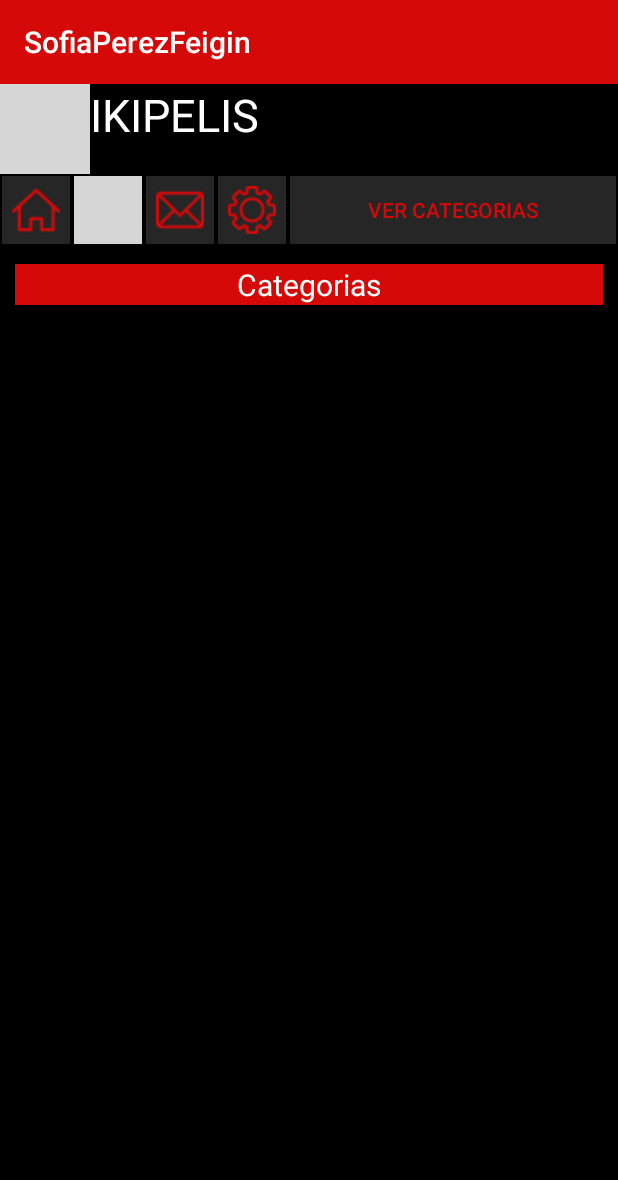
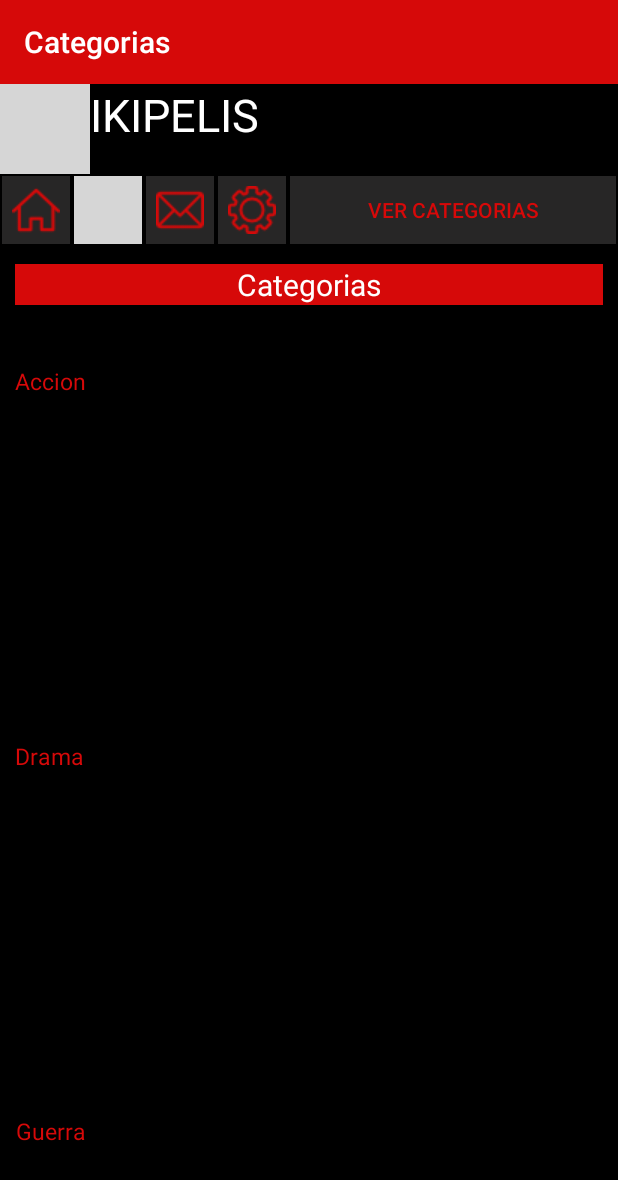
Before and after one commit to sofiapfeigin/IUAPelisApp, an Android app: the CategoriasActivity screen opened directly, with no data from a screen before it, on a phone screen of 412 x 824 dp. Shown: the top 1180 px of the screen. Run offline under Robolectric (Android 15) with nearby library versions, the phone set to English and light mode, and no system bars; pictures from the network do not load; grey boxes are pictures that could not be loaded.

Commit message:
App terminada

```diff
--- a/app/build.gradle
+++ b/app/build.gradle
@@ -28,6 +28,7 @@ dependencies {
     implementation 'androidx.constraintlayout:constraintlayout:2.0.0'
     implementation 'com.google.android.material:material:1.2.0'
     implementation 'androidx.coordinatorlayout:coordinatorlayout:1.1.0'
+    implementation 'androidx.legacy:legacy-support-v4:1.0.0'
     testImplementation 'junit:junit:4.12'
     androidTestImplementation 'androidx.test.ext:junit:1.1.1'
     androidTestImplementation 'androidx.test.espresso:espresso-core:3.2.0'
--- a/app/src/main/AndroidManifest.xml
+++ b/app/src/main/AndroidManifest.xml
@@ -13,9 +13,12 @@
         android:supportsRtl="true"
         android:theme="@style/AppTheme">
         <activity android:name=".SplashActivity"></activity>
-        <activity android:name=".CategoriasActivity" />
-        <activity android:name=".FavoritosActivity" />
-        <activity android:name=".EditarUsuarioActivity" />
+        <activity android:name=".CategoriasActivity"
+            android:label="Categorias" />
+        <activity android:name=".FavoritosActivity"
+            android:label="Favoritos" />
+        <activity android:name=".EditarUsuarioActivity"
+            android:label="Configuracion" />
         <activity android:name=".MainActivity">
             <intent-filter>
                 <action android:name="android.intent.action.MAIN" />
--- /dev/null
+++ b/app/src/main/java/com/iua/sofiaperezfeigin/Categoria.java
@@ -0,0 +1,33 @@
+package com.iua.sofiaperezfeigin;
+
+import java.util.ArrayList;
+import java.util.List;
+
+public class Categoria {
+
+    private String nombreCateg;
+    private List<Pelicula> peliculas;
+
+    public Categoria(String nombreCateg, List<Pelicula> peliculas) {
+        this.nombreCateg = nombreCateg;
+        this.peliculas = peliculas;
+    }
+
+    public String getNombreCateg() {
+        return nombreCateg;
+    }
+
+    public void setNombreCateg(String nombreCateg) {
+        this.nombreCateg = nombreCateg;
+    }
+
+    public List<Pelicula> getPeliculas() {
+        return peliculas;
+    }
+
+    public void setPeliculas(List<Pelicula> peliculas) {
+        this.peliculas = peliculas;
+    }
+
+
+}
--- a/app/src/main/java/com/iua/sofiaperezfeigin/CategoriasActivity.java
+++ b/app/src/main/java/com/iua/sofiaperezfeigin/CategoriasActivity.java
@@ -1,10 +1,15 @@
 package com.iua.sofiaperezfeigin;
 
 import androidx.appcompat.app.AppCompatActivity;
+import androidx.recyclerview.widget.GridLayoutManager;
+import androidx.recyclerview.widget.LinearLayoutManager;
+import androidx.recyclerview.widget.RecyclerView;
 
 import android.content.Intent;
 import android.os.Bundle;
 import android.view.View;
+
+import java.util.ArrayList;
 
 public class CategoriasActivity extends AppCompatActivity {
 
@@ -12,6 +17,14 @@ public class CategoriasActivity extends AppCompatActivity {
     protected void onCreate(Bundle savedInstanceState) {
         super.onCreate(savedInstanceState);
         setContentView(R.layout.activity_categorias);
+
+        ArrayList<Categoria> categoria = new ArrayList<>();
+        categoria=initCategoria();
+        RecyclerView recyclerView= findViewById(R.id.recyclerView);
+
+        recyclerView.setLayoutManager(new LinearLayoutManager(this));
+        recyclerView.setAdapter(new ListAdapterCategoria(categoria, this.getApplicationContext()));
+
     }
 
     public void menuPrincipal(View view){
@@ -31,4 +44,30 @@ public class CategoriasActivity extends AppCompatActivity {
         Intent intent = new Intent(CategoriasActivity.this,  EditarUsuarioActivity.class);
         startActivity(intent);
     }
+
+
+
+    private ArrayList<Categoria> initCategoria() {
+        ArrayList<Categoria> categorias = new ArrayList<>();
+        ArrayList<Pelicula> peliculasAccion = new ArrayList<>();
+        ArrayList<Pelicula> peliculasDrama = new ArrayList<>();
+        ArrayList<Pelicula> peliculasGuerra = new ArrayList<>();
+
+        peliculasAccion.add(new Pelicula("Los Vengadores", "https://http2.mlstatic.com/posters-cine-avengers-endgame-marvel-peliculas-45x30-cm-D_NQ_NP_634696-MLA30089346405_042019-F.jpg"));
+        peliculasDrama.add(new Pelicula("Cisne Negro", "https://hips.hearstapps.com/es.h-cdn.co/fotoes/images/media/imagenes/reportajes/los-20-posters-de-peliculas-mas-creativos/cisne-negro/7055592-1-esl-ES/CISNE-NEGRO.jpg?resize=480:*"));
+        peliculasAccion.add(new Pelicula("Alien", "https://i.pinimg.com/originals/fd/82/c1/fd82c1116eb734b625552241e00e2a20.png"));
+        peliculasAccion.add(new Pelicula("Robin Hood", "https://i.blogs.es/873d60/espinof-peores-posters-de-cine-2018-robin-hood/450_1000.jpg"));
+        peliculasGuerra.add(new Pelicula("Capitana Marvel", "https://i.pinimg.com/236x/0f/7f/68/0f7f68e4f067a45fa438290726c75c15.jpg"));
+        peliculasGuerra.add(new Pelicula("1917", "https://www.mundopeliculas.tv/wp-content/uploads/2020/01/Poster-1917.jpg"));
+        peliculasGuerra.add(new Pelicula("El Guason", "https://cdn.shopify.com/s/files/1/0265/2769/4934/products/joker-2019-poster-4_195x195@2x.jpg?v=1570682268"));
+
+        categorias.add(new Categoria("Accion", peliculasAccion));
+        categorias.add(new Categoria("Drama", peliculasDrama));
+        categorias.add(new Categoria("Guerra", peliculasGuerra));
+        categorias.add(new Categoria("Comedia", peliculasAccion));
+        categorias.add(new Categoria("Documentales", peliculasDrama));
+        categorias.add(new Categoria("Series", peliculasGuerra));
+
+        return categorias;
+    }
 }
--- /dev/null
+++ b/app/src/main/java/com/iua/sofiaperezfeigin/ListAdapterCategoria.java
@@ -0,0 +1,73 @@
+package com.iua.sofiaperezfeigin;
+import android.content.Context;
+import android.graphics.drawable.GradientDrawable;
+import android.view.LayoutInflater;
+import android.view.View;
+import android.view.ViewGroup;
+import android.widget.ImageView;
+import android.widget.TextView;
+
+
+import androidx.annotation.NonNull;
+import androidx.recyclerview.widget.RecyclerView;
+
+import com.bumptech.glide.Glide;
+
+import java.util.ArrayList;
+import java.util.List;
+
+public class ListAdapterCategoria extends RecyclerView.Adapter<ListAdapterCategoria.PalleteViewHolder> {
+
+    private List<Categoria> data;
+    private Context context;
+
+    public ListAdapterCategoria(@NonNull ArrayList<Categoria> data, Context context) {
+        this.data = data;
+        this.context=context;
+    }
+
+    @NonNull
+    @Override
+    public PalleteViewHolder onCreateViewHolder(@NonNull ViewGroup viewGroup, int i) {
+        View row = LayoutInflater.from(viewGroup.getContext()).inflate(R.layout.item_categorias_view, viewGroup, false);
+        return new PalleteViewHolder(row);
+
+    }
+
+    @Override
+    public void onBindViewHolder(@NonNull PalleteViewHolder palleteViewHolder, int i) {
+        Categoria categoria = data.get(i);
+        palleteViewHolder.getTitleTextView().setText(categoria.getNombreCateg());
+
+        //Glide.with(context).
+              //  load(pelicula.getFoto()).
+              //  fitCenter().into(palleteViewHolder.getImageView());
+
+
+    }
+
+    @Override
+    public int getItemCount() {
+        return data.size();
+    }
+
+    class PalleteViewHolder extends RecyclerView.ViewHolder {
+
+        //private ImageView imageView;
+        private TextView titleTextView;
+
+        public PalleteViewHolder(View itemView) {
+            super(itemView);
+            //imageView = itemView.findViewById(R.id.fotoPelicula);
+            titleTextView = (TextView) itemView.findViewById(R.id.titleTextView);
+        }
+
+        public TextView getTitleTextView() {
+            return titleTextView;
+        }
+
+        //public ImageView getImageView() {
+            //return imageView;
+        //}
+    }
+}
--- /dev/null
+++ b/app/src/main/res/layout/item_categorias_view.xml
@@ -0,0 +1,19 @@
+<?xml version="1.0" encoding="utf-8"?>
+<RelativeLayout xmlns:android="http://schemas.android.com/apk/res/android"
+    android:layout_width="130dp"
+    android:layout_height="250dp"
+    xmlns:app="http://schemas.android.com/apk/res-auto"
+    android:paddingTop="20dp"
+    android:background="#000000">
+
+    <TextView
+        android:id="@+id/titleTextView"
+        android:layout_width="wrap_content"
+        android:layout_margin="10dp"
+        android:layout_height="wrap_content"
+        android:text="Hola"
+        android:textSize="15dp"
+        android:gravity="center"
+        android:textColor="@color/colorPrimary"/>
+
+</RelativeLayout>
--- a/app/src/main/res/values/strings.xml
+++ b/app/src/main/res/values/strings.xml
@@ -9,6 +9,8 @@
 
 
     <string name="item1">Item 1</string>
+    <!-- TODO: Remove or change this placeholder text -->
+    <string name="hello_blank_fragment">Hello blank fragment</string>
 
 
 </resources>
```
